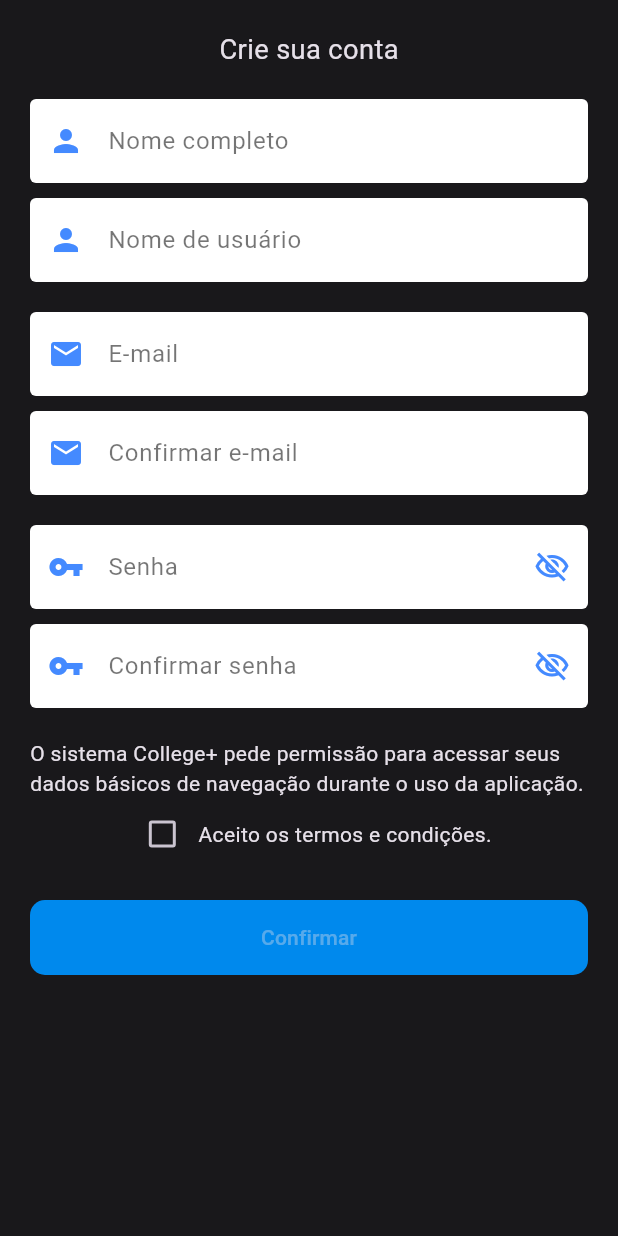
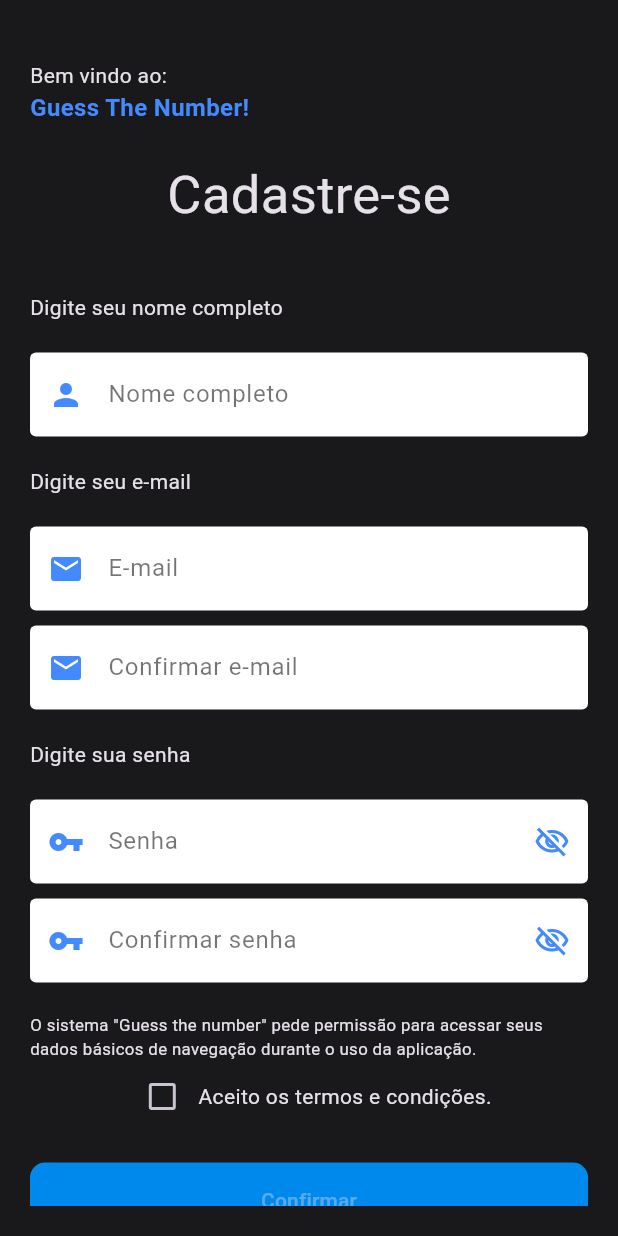
Before and after one commit to silasjustino/guess_the_number, a Flutter app: the screen it shows after launch, after a tap on "Entrar", after a tap on "Não tenho conta. Criar conta", on a phone screen of 412 x 824 dp. Run offline on Flutter 3.47's test engine with Material 3 defaults, Android fonts, the phone set to English and light mode, and no system bars; our stand-ins replace string_validator.

Commit message:
feat: new screen of login and create account
feat: new screen of login and create account

```diff
--- a/lib/create_account.dart
+++ b/lib/create_account.dart
@@ -34,11 +34,45 @@ class _CreateAccountPageState extends State<CreateAccountPage> {
                 child: ListView(
                   physics: const ClampingScrollPhysics(),
                   children: [
+                    const SizedBox(height: 20),
+                    const SizedBox(
+                      height: 45,
+                      width: double.infinity,
+                      child: Row(
+                        mainAxisAlignment: MainAxisAlignment.spaceBetween,
+                        children: [
+                          Column(
+                            crossAxisAlignment: CrossAxisAlignment.start,
+                            children: [
+                              Text(
+                                'Bem vindo ao:',
+                                textScaler: TextScaler.linear(1),
+                              ),
+                              Text(
+                                'Guess The Number!',
+                                style: TextStyle(
+                                  fontSize: 16,
+                                  fontWeight: FontWeight.bold,
+                                  color: Colors.blueAccent,
+                                ),
+                                textScaler: TextScaler.linear(1),
+                              ),
+                            ],
+                          ),
+                        ],
+                      ),
+                    ),
+                    const SizedBox(height: 20),
                     const Center(
                       child: Text(
-                        'Crie sua conta',
-                        textScaler: TextScaler.linear(1.3),
+                        'Cadastre-se',
+                        textScaler: TextScaler.linear(2.5),
                       ),
+                    ),
+                    const SizedBox(height: 40),
+                    Text(
+                      'Digite seu nome completo',
+                      textScaler: TextScaler.linear(1),
                     ),
                     const SizedBox(height: 20),
                     CustomTextField(
@@ -55,21 +89,8 @@ class _CreateAccountPageState extends State<CreateAccountPage> {
                         return null;
                       },
                     ),
-                    const SizedBox(height: 10),
-                    CustomTextField(
-                      label: 'Nome de usuário',
-                      icon: Icons.person,
-                      hint: 'Digite seu usuário...',
-                      validator: (text) {
-                        if (text == null || text.isEmpty) {
-                          return 'O seu sobrenome não pode ser vazio!';
-                        }
-                        if (text.length < 5) {
-                          return 'O usuário precisa ter mais ${5 - text.length} caracteres.';
-                        }
-                        return null;
-                      },
-                    ),
+                    const SizedBox(height: 20),
+                    Text('Digite seu e-mail', textScaler: TextScaler.linear(1)),
                     const SizedBox(height: 20),
                     CustomTextField(
                       label: 'E-mail',
@@ -100,6 +121,8 @@ class _CreateAccountPageState extends State<CreateAccountPage> {
                         return null;
                       },
                     ),
+                    const SizedBox(height: 20),
+                    Text('Digite sua senha', textScaler: TextScaler.linear(1)),
                     const SizedBox(height: 20),
                     CustomTextField(
                       label: 'Senha',
@@ -162,8 +185,8 @@ class _CreateAccountPageState extends State<CreateAccountPage> {
                     ),
                     const SizedBox(height: 20),
                     const Text(
-                      'O sistema College+ pede permissão para acessar seus dados básicos de navegação durante o uso da aplicação.',
-                      textScaler: TextScaler.linear(1),
+                      'O sistema "Guess the number" pede permissão para acessar seus dados básicos de navegação durante o uso da aplicação.',
+                      textScaler: TextScaler.linear(0.8),
                     ),
                     Row(
                       mainAxisAlignment: MainAxisAlignment.center,
--- a/lib/home_page.dart
+++ b/lib/home_page.dart
@@ -49,9 +49,7 @@ class _HomePageState extends State<HomePage> {
                 Positioned.fill(
                   child: InkWell(
                     borderRadius: BorderRadius.circular(50),
-                    onTap: () {
-                      Navigator.pushNamed(context, '/profilePage');
-                    },
+                    onTap: () {},
                   ),
                 ),
               ],
--- a/lib/login.dart
+++ b/lib/login.dart
@@ -49,19 +49,11 @@ class _LoginPageState extends State<LoginPage> {
                               ),
                               Text(
                                 'Guess The Number!',
-                                textScaler: TextScaler.linear(1),
-                              ),
-                            ],
-                          ),
-                          Column(
-                            crossAxisAlignment: CrossAxisAlignment.start,
-                            children: [
-                              Text(
-                                'Não tem conta?',
-                                textScaler: TextScaler.linear(1),
-                              ),
-                              Text(
-                                'Cadastre-se',
+                                style: TextStyle(
+                                  fontSize: 16,
+                                  fontWeight: FontWeight.bold,
+                                  color: Colors.blueAccent,
+                                ),
                                 textScaler: TextScaler.linear(1),
                               ),
                             ],
@@ -73,6 +65,8 @@ class _LoginPageState extends State<LoginPage> {
                     const Center(
                       child: Text('Login', textScaler: TextScaler.linear(2.5)),
                     ),
+                    const SizedBox(height: 40),
+                    Text('Digite seu e-mail', textScaler: TextScaler.linear(1)),
                     const SizedBox(height: 20),
                     CustomTextField(
                       label: 'E-mail',
@@ -88,7 +82,9 @@ class _LoginPageState extends State<LoginPage> {
                         return null;
                       },
                     ),
-                    const SizedBox(height: 10),
+                    const SizedBox(height: 20),
+                    Text('Digite sua senha', textScaler: TextScaler.linear(1)),
+                    const SizedBox(height: 20),
                     CustomTextField(
                       label: 'Senha',
                       hint: 'Digite sua senha...',
@@ -117,7 +113,7 @@ class _LoginPageState extends State<LoginPage> {
                         return null;
                       },
                     ),
-                    const SizedBox(height: 10),
+                    const SizedBox(height: 60),
                     SizedBox(
                       height: 50,
                       child: ElevatedButton(
@@ -129,34 +125,23 @@ class _LoginPageState extends State<LoginPage> {
                         },
                       ),
                     ),
-                    TextButton(
-                      child: const Text('Esqueci minha senha'),
-                      onPressed: () {},
-                    ),
-                    Container(height: 1, color: Colors.white),
-                    const SizedBox(height: 60),
-                    SizedBox(
-                      height: 50,
-                      child: ElevatedButton.icon(
-                        label: const Text('Continuar com o Google'),
-                        icon: const Icon(Icons.g_mobiledata),
-                        style: ElevatedButton.styleFrom(
-                          backgroundColor: Colors.white,
-                          foregroundColor: Colors.black,
-                          textStyle: const TextStyle(
-                            fontWeight: FontWeight.bold,
-                            fontSize: 17.5,
-                          ),
-                        ),
-                        onPressed: () {},
-                      ),
-                    ),
-                    const SizedBox(height: 10),
+                    const SizedBox(height: 40),
                     TextButton(
                       child: const Text('Não tenho conta. Criar conta'),
                       onPressed: () {
                         Navigator.pushNamed(context, '/createAccountPage');
                       },
+                    ),
+                    const SizedBox(height: 100),
+                    Column(
+                      mainAxisAlignment: MainAxisAlignment.center,
+                      children: [
+                        Text('Criado por:', textScaler: TextScaler.linear(0.8)),
+                        Text(
+                          'Silas Justino, Kadmiel Jorge, Vinicius Machado e Renata Esther',
+                          textScaler: TextScaler.linear(0.8),
+                        ),
+                      ],
                     ),
                   ],
                 ),
--- a/lib/main.dart
+++ b/lib/main.dart
@@ -1,5 +1,6 @@
 import 'package:flutter/material.dart';
 import 'package:guess_the_number/create_account.dart';
+import 'package:guess_the_number/home_page.dart';
 
 import 'login.dart';
 
@@ -48,7 +49,7 @@
       home: const LoginPage(),
       routes: {
         '/createAccountPage': (context) => const CreateAccountPage(),
-        '/homePage': (context) => const LoginPage(),
+        '/homePage': (context) => const HomePage(),
       },
     );
   }
```
